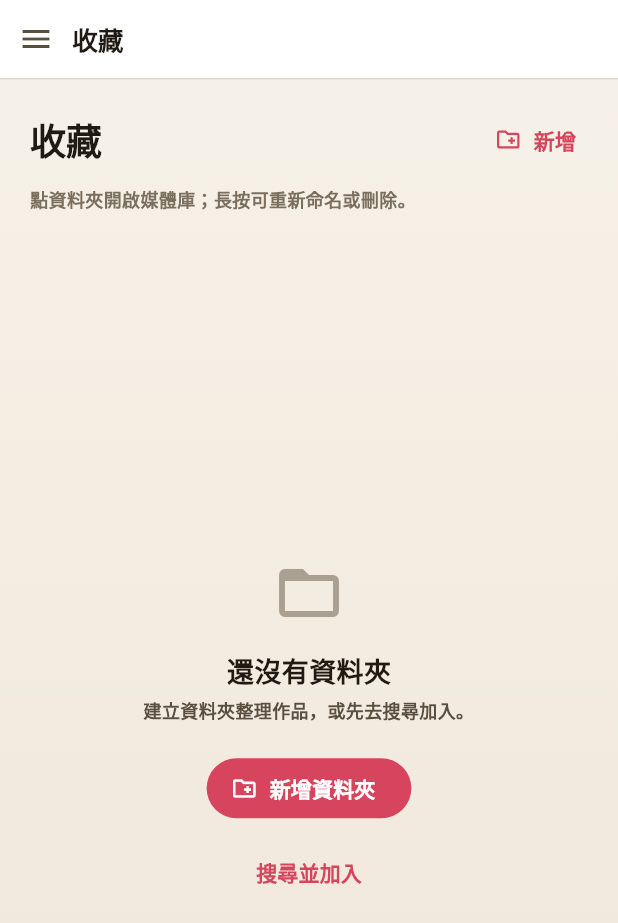
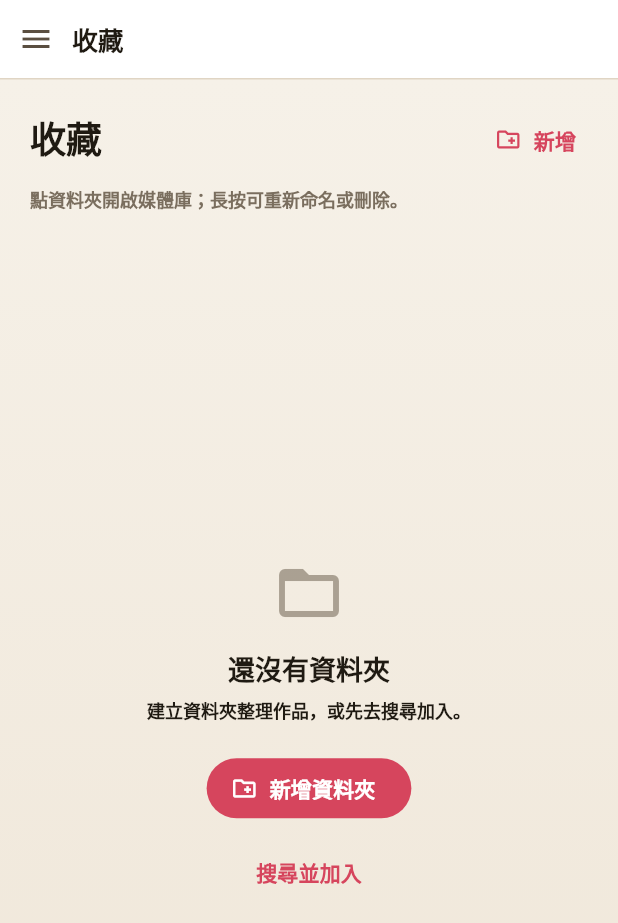
Before and after one commit to pxxpkm/aime-to-do-List, a Flutter app: the CollectionPage screen opened by its route, on a phone screen of 412 x 824 dp. Shown: the top 923 px of the screen. Run offline on Flutter 3.47's test engine with Material 3 defaults, Android fonts, the phone set to English and light mode, and no system bars; our stand-ins replace cached_network_image, confetti, firebase_core, firebase_messaging, fl_chart, flutter_local_notifications and 11 more; missing offline and left inert: dart:html, dart:js_interop, dart:ui_web; accounts and stored records are empty; generated files the repository leaves out were written again; network calls fail.

Commit message:
fix: readable text colors in dark theme
Remove baked light ink from AppTypography; inherit palette ink via
DefaultTextStyle on AppScaffold and AppShell so dark mode body text
is no longer low-contrast brown on dark surfaces.

```diff
--- a/acg_todo/lib/core/theme/app_scaffold.dart
+++ b/acg_todo/lib/core/theme/app_scaffold.dart
@@ -1,11 +1,13 @@
 import 'package:flutter/material.dart';
 
 import 'package:acg_todo/core/theme/app_palette.dart';
+import 'package:acg_todo/core/theme/app_typography.dart';
 
 /// Unified paper-background scaffold for all app pages.
 ///
 /// Uses [context.palette] so light/dark (and future themes) switch safely.
-/// Default path remains paper light when theme extension is paper_light.
+/// Wraps [body] in [DefaultTextStyle] with palette ink so bare
+/// `AppTypography.*` (no baked color) stays readable in dark mode.
 class AppScaffold extends StatelessWidget {
   final PreferredSizeWidget? appBar;
   final Widget body;
@@ -44,7 +46,13 @@
           gradient: backgroundColor == null ? p.backgroundGradient : null,
           color: backgroundColor,
         ),
-        child: body,
+        child: DefaultTextStyle(
+          style: AppTypography.body.copyWith(color: p.ink),
+          child: IconTheme(
+            data: IconThemeData(color: p.inkSecondary),
+            child: body,
+          ),
+        ),
       ),
     );
   }
--- a/acg_todo/lib/core/theme/app_typography.dart
+++ b/acg_todo/lib/core/theme/app_typography.dart
@@ -1,9 +1,13 @@
 import 'package:flutter/material.dart';
 import 'package:google_fonts/google_fonts.dart';
 
-import 'package:acg_todo/core/theme/app_colors.dart';
+import 'package:acg_todo/core/theme/app_palette.dart';
 
 /// Paper-gallery type scale — Noto TC via google_fonts.
+///
+/// **No baked ink colors** — use with [DefaultTextStyle], Theme textTheme,
+/// or [AppTypography.themed] / `copyWith(color: context.palette.ink)`.
+/// Baked light ink broke dark mode contrast.
 class AppTypography {
   static String? get sansFamily => GoogleFonts.notoSansTc().fontFamily;
   static String? get serifFamily => GoogleFonts.notoSerifTc().fontFamily;
@@ -13,41 +17,55 @@
         fontWeight: FontWeight.w700,
         height: 1.25,
         letterSpacing: 0,
-        color: AppColors.inkPrimary,
       );
 
   static TextStyle get title => GoogleFonts.notoSerifTc(
         fontSize: 18,
         fontWeight: FontWeight.w700,
         height: 1.25,
-        color: AppColors.inkPrimary,
       );
 
   static TextStyle get cardTitle => GoogleFonts.notoSansTc(
         fontSize: 14,
         fontWeight: FontWeight.w700,
         height: 1.25,
-        color: AppColors.inkPrimary,
       );
 
   static TextStyle get body => GoogleFonts.notoSansTc(
         fontSize: 14,
         fontWeight: FontWeight.w500,
         height: 1.45,
-        color: AppColors.inkPrimary,
       );
 
   static TextStyle get caption => GoogleFonts.notoSansTc(
         fontSize: 12,
         fontWeight: FontWeight.w600,
         height: 1.35,
-        color: AppColors.inkSecondary,
       );
 
   static TextStyle get micro => GoogleFonts.notoSansTc(
         fontSize: 11,
         fontWeight: FontWeight.w600,
         height: 1.25,
-        color: AppColors.inkMuted,
       );
+
+  /// Styles with palette ink (primary / secondary / muted).
+  static ({
+    TextStyle display,
+    TextStyle title,
+    TextStyle cardTitle,
+    TextStyle body,
+    TextStyle caption,
+    TextStyle micro,
+  }) themed(BuildContext context) {
+    final p = context.palette;
+    return (
+      display: display.copyWith(color: p.ink),
+      title: title.copyWith(color: p.ink),
+      cardTitle: cardTitle.copyWith(color: p.ink),
+      body: body.copyWith(color: p.ink),
+      caption: caption.copyWith(color: p.inkSecondary),
+      micro: micro.copyWith(color: p.inkMuted),
+    );
+  }
 }
--- a/acg_todo/lib/presentation/shell/app_shell.dart
+++ b/acg_todo/lib/presentation/shell/app_shell.dart
@@ -70,8 +70,9 @@
     final title = kShellDestinations[index.clamp(0, kShellDestinations.length - 1)]
         .label;
 
+    final p = context.palette;
     return Scaffold(
-      backgroundColor: context.palette.bg,
+      backgroundColor: p.bg,
       drawer: wide
           ? null
           : _ShellDrawer(
@@ -81,7 +82,11 @@
                 _go(i);
               },
             ),
-      body: Row(
+      body: DefaultTextStyle(
+        style: AppTypography.body.copyWith(color: p.ink),
+        child: IconTheme(
+          data: IconThemeData(color: p.inkSecondary),
+          child: Row(
             children: [
               if (wide)
                 _ShellRail(
@@ -94,7 +99,7 @@
                   children: [
                     if (!wide)
                       Material(
-                    color: context.palette.elevated,
+                        color: p.elevated,
                         child: SafeArea(
                           bottom: false,
                           child: SizedBox(
@@ -103,8 +108,8 @@
                               children: [
                                 Builder(
                                   builder: (ctx) => IconButton(
-                                icon: Icon(Icons.menu),
-                                color: context.palette.inkSecondary,
+                                    icon: const Icon(Icons.menu),
+                                    color: p.inkSecondary,
                                     onPressed: () =>
                                         Scaffold.of(ctx).openDrawer(),
                                   ),
@@ -114,6 +119,7 @@
                                     title,
                                     style: AppTypography.title.copyWith(
                                       fontSize: 17,
+                                      color: p.ink,
                                     ),
                                   ),
                                 ),
@@ -122,13 +128,14 @@
                           ),
                         ),
                       ),
-                if (!wide)
-                  Divider(height: 1, color: context.palette.border),
+                    if (!wide) Divider(height: 1, color: p.border),
                     Expanded(child: navigationShell),
                   ],
                 ),
               ),
             ],
+          ),
+        ),
       ),
     );
   }
```
Lines whose indentation alone changed are shown as unchanged.
